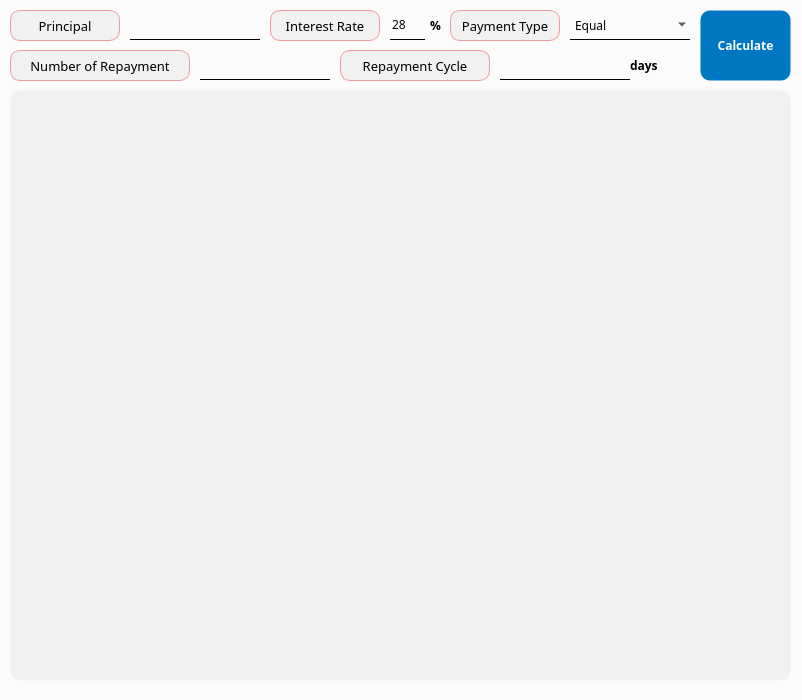
This is app/src/pages/registration/calculator.ui in DY-Microfinance-Customer-Management/dymf-algorithm as Qt 5 draws it before an edit. The edited form follows.
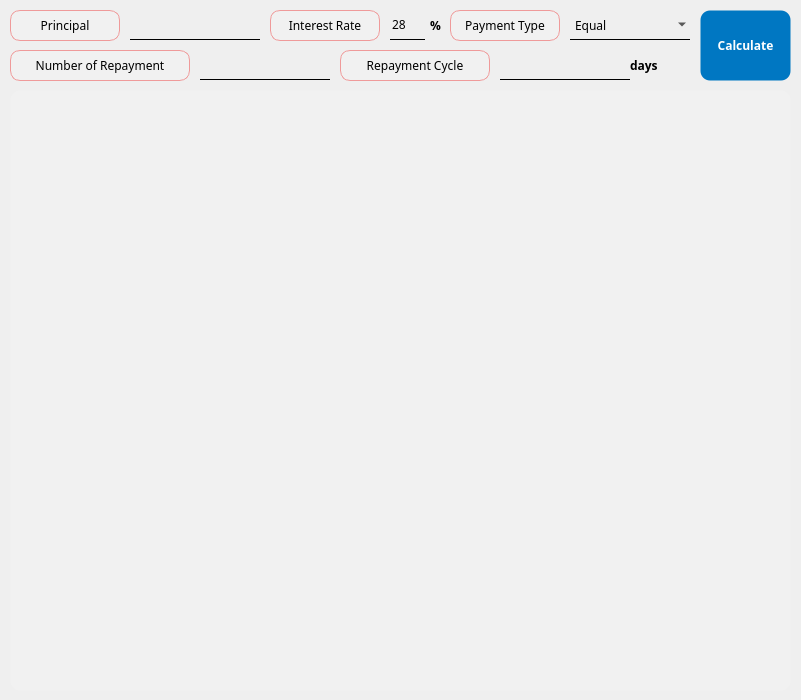
This is the edited form.

What changed in the file:
```diff
--- a/app/src/pages/registration/calculator.ui
+++ b/app/src/pages/registration/calculator.ui
@@ -6,7 +6,7 @@
    <rect>
     <x>0</x>
     <y>0</y>
-    <width>802</width>
+    <width>801</width>
     <height>700</height>
    </rect>
   </property>
@@ -19,14 +19,39 @@
   <property name="maximumSize">
    <size>
     <width>16777215</width>
-    <height>700</height>
+    <height>16777215</height>
    </size>
   </property>
   <property name="windowTitle">
    <string>MainWindow</string>
   </property>
   <property name="styleSheet">
-   <string notr="true">background-color: #fbfbfb;</string>
+   <string notr="true">background-color: #fbfbfb;
+
+QPushButton {
+    background-color: #0077c2;
+    color: white;
+    border: 1px solid transparent;
+    border-radius: 10px;
+    padding: 5px 10px;
+}
+
+QPushButton:hover {
+    border: 1px solid white;
+}
+
+QPushButton:pressed {
+    background-color: #005f9e;
+    padding-top: 6px;
+    padding-bottom: 4px;
+}
+
+QPushButton:disabled {
+    background-color: lightgray;
+    color: gray;
+    border: 1px solid gray;
+}
+</string>
   </property>
   <widget class="QWidget" name="centralwidget">
    <widget class="QLabel" name="label_7">
@@ -53,7 +78,7 @@
     <property name="font">
      <font>
       <family>Arial Black</family>
-      <pointsize>10</pointsize>
+      <pointsize>9</pointsize>
      </font>
     </property>
     <property name="styleSheet">
@@ -95,7 +120,7 @@
     <property name="font">
      <font>
       <family>Arial Black</family>
-      <pointsize>10</pointsize>
+      <pointsize>9</pointsize>
      </font>
     </property>
     <property name="styleSheet">
@@ -137,7 +162,7 @@
     <property name="font">
      <font>
       <family>Arial Black</family>
-      <pointsize>10</pointsize>
+      <pointsize>9</pointsize>
      </font>
     </property>
     <property name="styleSheet">
@@ -179,7 +204,7 @@
     <property name="font">
      <font>
       <family>Arial Black</family>
-      <pointsize>10</pointsize>
+      <pointsize>9</pointsize>
      </font>
     </property>
     <property name="styleSheet">
@@ -221,7 +246,7 @@
     <property name="font">
      <font>
       <family>Arial Black</family>
-      <pointsize>10</pointsize>
+      <pointsize>9</pointsize>
      </font>
     </property>
     <property name="styleSheet">
@@ -245,7 +270,7 @@
       <x>10</x>
       <y>90</y>
       <width>781</width>
-      <height>591</height>
+      <height>601</height>
      </rect>
     </property>
     <property name="font">
```
Left out of the diff: 4 changed lines with no effect on the pictures.
